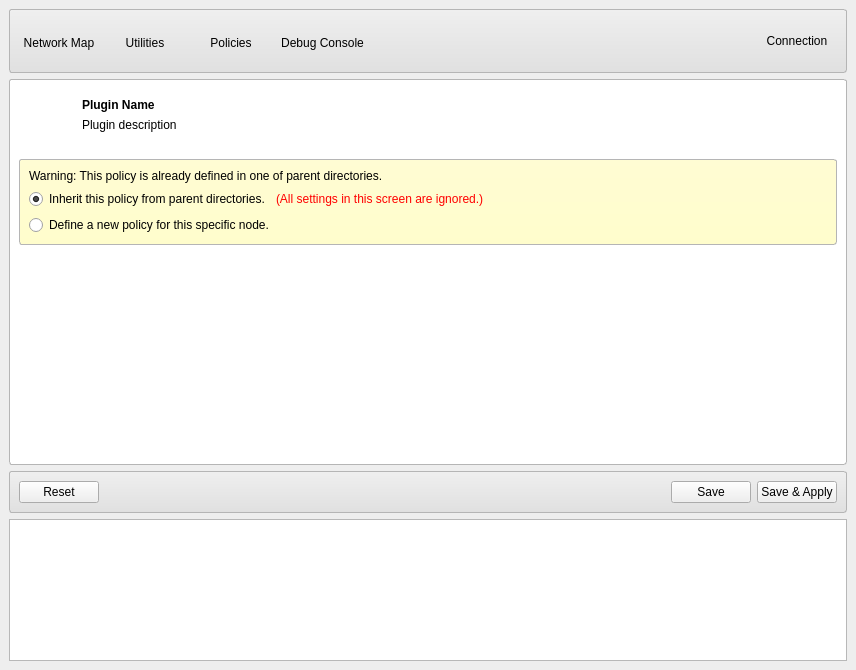
This is 2.0/bahadir.kandemir/ahenk/lider/lider/formmain.ui in pars-linux/uludag as Qt 5 draws it before an edit. The edited form follows.
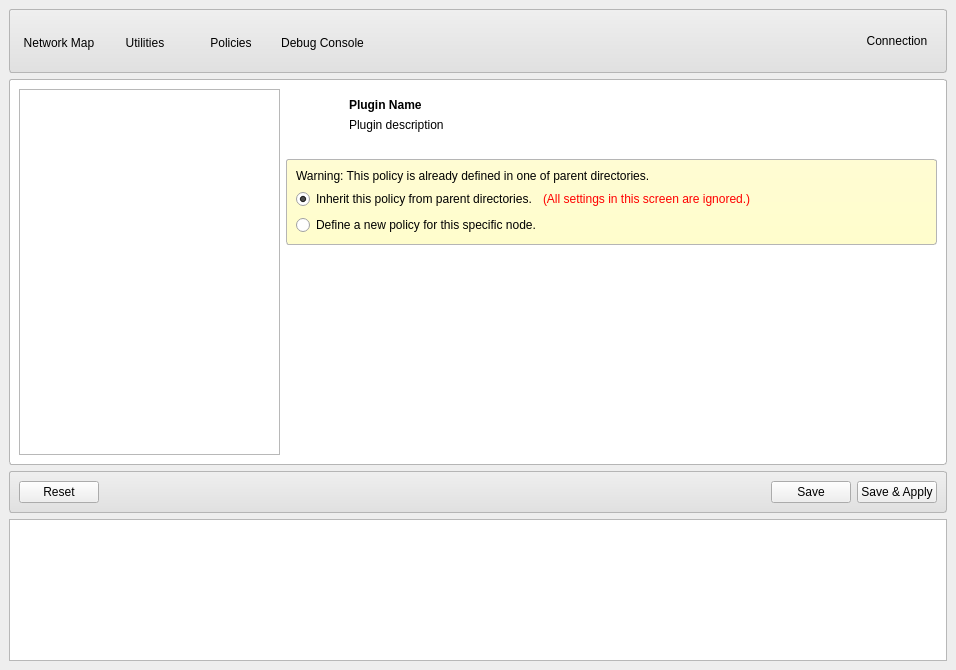
This is the edited form. Icons and pictures are not drawn.

Commit message: Show mini tree list near plugin settings.

Patch:
```diff
--- a/2.0/bahadir.kandemir/ahenk/lider/lider/formmain.ui
+++ b/2.0/bahadir.kandemir/ahenk/lider/lider/formmain.ui
@@ -6,7 +6,7 @@
    <rect>
     <x>0</x>
     <y>0</y>
-    <width>856</width>
+    <width>956</width>
     <height>670</height>
    </rect>
   </property>
@@ -130,11 +130,11 @@
          <enum>QFrame::Raised</enum>
         </property>
         <layout class="QGridLayout" name="gridLayout_7">
-         <item row="0" column="0">
+         <item row="0" column="1">
           <widget class="QFrame" name="framePlugin">
            <property name="sizePolicy">
             <sizepolicy hsizetype="Preferred" vsizetype="Minimum">
-             <horstretch>0</horstretch>
+             <horstretch>5</horstretch>
              <verstretch>0</verstretch>
             </sizepolicy>
            </property>
@@ -229,8 +229,14 @@
            </layout>
           </widget>
          </item>
-         <item row="2" column="0">
+         <item row="2" column="1">
           <widget class="QStackedWidget" name="stackedWidget">
+           <property name="sizePolicy">
+            <sizepolicy hsizetype="Preferred" vsizetype="Preferred">
+             <horstretch>5</horstretch>
+             <verstretch>0</verstretch>
+            </sizepolicy>
+           </property>
            <property name="lineWidth">
             <number>0</number>
            </property>
@@ -270,8 +276,14 @@
            </widget>
           </widget>
          </item>
-         <item row="1" column="0">
+         <item row="1" column="1">
           <widget class="QFrame" name="framePolicyInherit">
+           <property name="sizePolicy">
+            <sizepolicy hsizetype="Preferred" vsizetype="Preferred">
+             <horstretch>5</horstretch>
+             <verstretch>0</verstretch>
+            </sizepolicy>
+           </property>
            <property name="frameShape">
             <enum>QFrame::StyledPanel</enum>
            </property>
@@ -340,6 +352,24 @@
            </layout>
           </widget>
          </item>
+         <item row="0" column="0" rowspan="3">
+          <widget class="QTreeWidget" name="treeSummary">
+           <property name="sizePolicy">
+            <sizepolicy hsizetype="Expanding" vsizetype="Expanding">
+             <horstretch>2</horstretch>
+             <verstretch>0</verstretch>
+            </sizepolicy>
+           </property>
+           <attribute name="headerVisible">
+            <bool>false</bool>
+           </attribute>
+           <column>
+            <property name="text">
+             <string notr="true">1</string>
+            </property>
+           </column>
+          </widget>
+         </item>
         </layout>
        </widget>
       </item>
```
Left out of the diff: 3 changed lines with no effect on the pictures. The commit also changes 3 other files.
